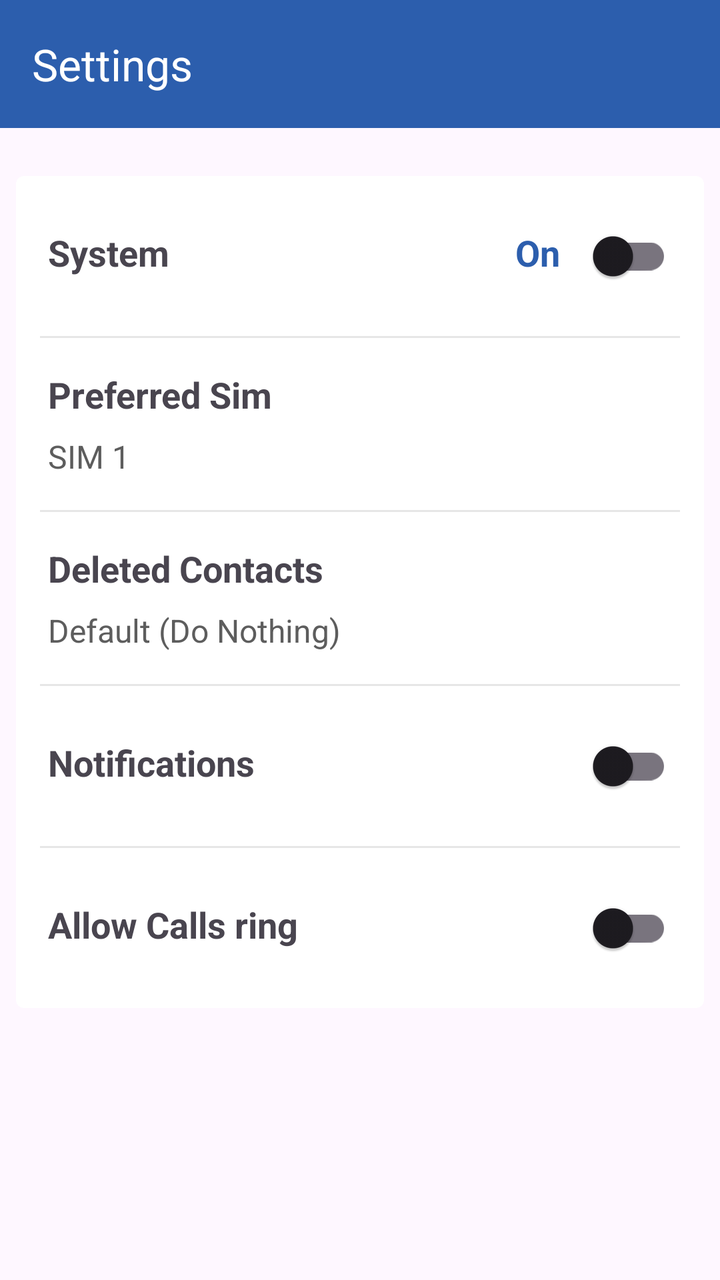
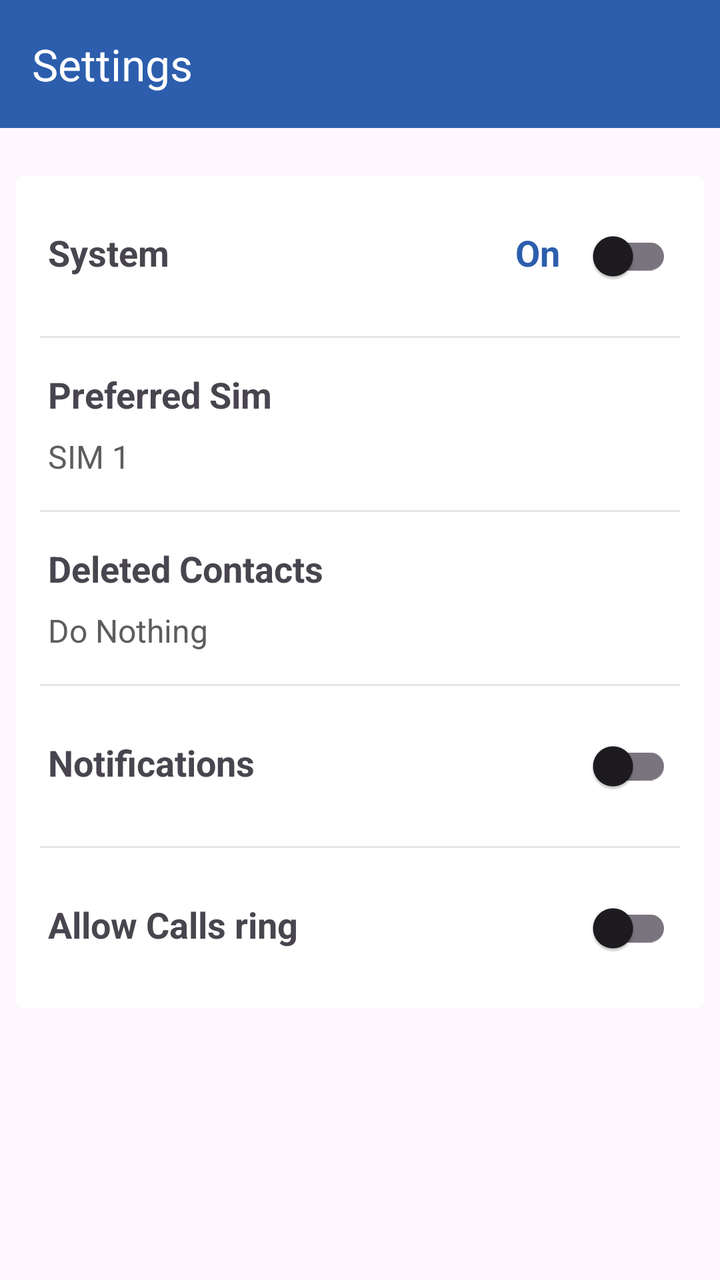

Two renders of the same Android screen: before a commit and after it. Below are the layout's source before the change and the commit's diff.
<!-- AndroidManifest.xml: application theme Theme.CallSwitch -->
<!-- res/layout/fragment_settings.xml -->
<?xml version="1.0" encoding="utf-8"?>
<androidx.coordinatorlayout.widget.CoordinatorLayout xmlns:android="http://schemas.android.com/apk/res/android"
    xmlns:app="http://schemas.android.com/apk/res-auto"
    xmlns:tools="http://schemas.android.com/tools"
    android:id="@+id/main_fragment"
    android:layout_width="match_parent"
    android:layout_height="match_parent"
    tools:context=".SettingsActivity">
    <include layout="@layout/component_settings_app_bar"/>

    <androidx.core.widget.NestedScrollView

        android:layout_width="match_parent"
        app:layout_behavior="@string/appbar_scrolling_view_behavior"
        android:layout_height="match_parent">

        <LinearLayout

            android:layout_width="match_parent"
            android:layout_height="match_parent"
            android:orientation="vertical">

            <LinearLayout
                android:background="@drawable/rounded_rectangle_background_4"
                android:layout_width="match_parent"
                android:layout_height="wrap_content"
                android:orientation="vertical"
                android:layout_marginTop="24dp"
                android:layout_marginHorizontal="8dp">
                <LinearLayout
                    android:layout_marginTop="16dp"
                    android:layout_marginHorizontal="16dp"
                    android:layout_width="match_parent"
                    android:layout_height="wrap_content"
                    android:orientation="horizontal">
                    <TextView
                        android:layout_width="0dp"
                        android:layout_height="wrap_content"
                        android:layout_marginEnd="8dp"
                        android:layout_weight="1"
                        android:text="@string/system"
                        android:textStyle="bold"
                        android:textSize="18sp"/>
                    <TextView
                        android:layout_width="wrap_content"
                        android:layout_height="wrap_content"
                        android:layout_marginEnd="8dp"
                        android:text="@string/on"
                        android:textColor="@color/blue"
                        android:textStyle="bold"
                        android:textSize="18sp"/>
                    <com.google.android.material.switchmaterial.SwitchMaterial
                        android:id="@+id/settings_system_switch"
                        android:layout_width="wrap_content"
                        android:layout_height="wrap_content"/>
                </LinearLayout>
                <View
                    android:layout_marginTop="16dp"
                    android:layout_marginHorizontal="12dp"
                    android:layout_width="match_parent"
                    android:layout_height="1dp"
                    android:background="@color/grey_2"/>
                <LinearLayout
                    android:id="@+id/settings_preferred_sim"
                    android:layout_marginHorizontal="16dp"
                    android:layout_marginTop="16dp"
                    android:layout_width="match_parent"
                    android:layout_height="wrap_content"
                    android:orientation="vertical">
                    <TextView
                        android:layout_width="match_parent"
                        android:layout_height="wrap_content"
                        android:layout_marginEnd="8dp"
                        android:text="@string/preferred_sim"
                        android:textStyle="bold"
                        android:textSize="18sp"/>
                    <TextView
                        android:layout_marginTop="8dp"
                        android:layout_marginEnd="8dp"
                        android:layout_width="wrap_content"
                        android:layout_height="wrap_content"
                        android:text="@string/sim_1"
                        android:textSize="16sp"
                        android:textColor="@color/grey_10"/>

                </LinearLayout>
                <View
                    android:layout_marginTop="16dp"
                    android:layout_marginHorizontal="12dp"
                    android:layout_width="match_parent"
                    android:layout_height="1dp"
                    android:background="@color/grey_2"/>
                <LinearLayout
                    android:id="@+id/settings_deleted_contacts"
                    android:layout_marginHorizontal="16dp"
                    android:layout_marginTop="16dp"
                    android:layout_width="match_parent"
                    android:layout_height="wrap_content"
                    android:orientation="vertical">
                    <TextView
                        android:layout_width="match_parent"
                        android:layout_height="wrap_content"
                        android:text="@string/deleted_contacts"
                        android:textStyle="bold"
                        android:textSize="18sp"/>
                    <TextView
                        android:layout_width="match_parent"
                        android:layout_height="wrap_content"
                        android:layout_marginTop="8dp"
                        android:textSize="16sp"
                        android:textColor="@color/grey_10"
                        android:text="@string/default_do_nothing"/>
                </LinearLayout>
                <View
                    android:layout_marginTop="16dp"
                    android:layout_marginHorizontal="12dp"
                    android:layout_width="match_parent"
                    android:layout_height="1dp"
                    android:background="@color/grey_2"/>
                <LinearLayout
                    android:layout_marginHorizontal="16dp"
                    android:layout_marginTop="16dp"
                    android:layout_width="match_parent"
                    android:layout_height="wrap_content"
                    android:orientation="horizontal">
                    <TextView
                        android:layout_width="0dp"
                        android:layout_height="wrap_content"
                        android:layout_marginEnd="8dp"
                        android:layout_weight="1"
                        android:text="@string/notifications"
                        android:textStyle="bold"
                        android:textSize="18sp"/>
                    <com.google.android.material.switchmaterial.SwitchMaterial
                        android:layout_width="wrap_content"
                        android:layout_height="wrap_content"
                        android:id="@+id/settings_reply_notification_switch"/>
                </LinearLayout>
                <View
                    android:layout_marginTop="16dp"
                    android:layout_marginHorizontal="12dp"
                    android:layout_width="match_parent"
                    android:layout_height="1dp"
                    android:background="@color/grey_2"/>
                <LinearLayout
                    android:layout_marginHorizontal="16dp"
                    android:layout_marginTop="16dp"
                    android:layout_marginBottom="16dp"
                    android:layout_width="match_parent"
                    android:layout_height="wrap_content"
                    android:orientation="horizontal">
                    <TextView
                        android:layout_width="0dp"
                        android:layout_height="wrap_content"
                        android:layout_weight="1"
                        android:layout_marginEnd="8dp"
                        android:text="@string/allow_calls_ring"
                        android:textStyle="bold"
                        android:textSize="18sp"/>
                    <com.google.android.material.switchmaterial.SwitchMaterial
                        android:layout_width="wrap_content"
                        android:layout_height="wrap_content"
                        android:id="@+id/settings_let_call_ring_switch"/>
                </LinearLayout>
            </LinearLayout>


        </LinearLayout>

    </androidx.core.widget.NestedScrollView>


</androidx.coordinatorlayout.widget.CoordinatorLayout>
<!-- res/layout/component_settings_app_bar.xml (included above) -->
<?xml version="1.0" encoding="utf-8"?>
<com.google.android.material.appbar.AppBarLayout xmlns:android="http://schemas.android.com/apk/res/android"
    xmlns:app="http://schemas.android.com/apk/res-auto"
    android:id="@+id/toolbar_main"
    android:layout_width="match_parent"
    android:layout_height="wrap_content"
    android:fitsSystemWindows="true"
    app:liftOnScrollColor="@color/blue"
    app:liftOnScroll="true">

    <com.google.android.material.appbar.MaterialToolbar
        android:id="@+id/edit_reply_toolbar"
        android:layout_width="match_parent"
        android:layout_height="wrap_content"
        android:minHeight="?attr/actionBarSize"

        app:title="@string/settings"/>
</com.google.android.material.appbar.AppBarLayout>
<!-- resources referenced by this layout -->
<resources>
  <color name="blue">#2C5EAD</color>
  <color name="grey_10">#5d5d5d</color>
  <color name="grey_2">#e6e6e6</color>
  <!-- drawable rounded_rectangle_background_4 (drawable) -->
  <?xml version="1.0" encoding="utf-8"?>
  <shape xmlns:android="http://schemas.android.com/apk/res/android"
      android:shape="rectangle">
      <corners android:radius="4dp"/>
      <solid android:color="@color/white"/>
  </shape>
  <string name="allow_calls_ring">Allow Calls ring</string>
  <string name="default_do_nothing">Default (Do Nothing)</string>
  <string name="deleted_contacts">Deleted Contacts</string>
  <string name="notifications">Notifications</string>
  <string name="on">On</string>
  <string name="preferred_sim">Preferred Sim</string>
  <string name="settings">Settings</string>
  <string name="sim_1">SIM 1</string>
  <string name="system">System</string>
  <style name="Theme.CallSwitch" parent="Base.Theme.CallSwitch" />
  <color name="white">#FFFFFFFF</color>
  <style name="Base.Theme.CallSwitch" parent="Theme.Material3.DayNight.NoActionBar">
          
          
          <item name="colorSurface">@color/blue</item>
          <item name="toolbarStyle">@style/Widget.App.Toolbar</item>
          <item name="bottomNavigationStyle">@style/Widget.App.BottomNavigationView</item>
      </style>
  <style name="Widget.App.Toolbar" parent="Widget.Material3.Toolbar">
          <item name="materialThemeOverlay">@style/ThemeOverlay.App.Toolbar</item>
      </style>
  <style name="Widget.App.BottomNavigationView" parent="Widget.Material3.BottomNavigationView">
          <item name="materialThemeOverlay">@style/ThemeOverlay.App.BottomNavigationView</item>
      </style>
  <style name="ThemeOverlay.App.Toolbar" parent="">
          <item name="colorSurface">@color/blue</item>
          <item name="colorOnSurface">@color/blue</item>
          <item name="colorSurfaceContainer">@color/blue</item>
          <item name="colorOnSurfaceVariant">@color/white</item>
          <item name="titleTextColor">@color/white</item>
          <item name="iconTint">@color/white</item>
          <item name="textAppearanceTitleLarge">@style/TextAppearance.App.TitleLarge</item>
          <item name="textAppearanceTitleMedium">@style/TextAppearance.App.TitleMedium</item>
      </style>
  <style name="ThemeOverlay.App.BottomNavigationView" parent="">
          
          <item name="colorOnSurfaceVariant">@color/white</item>
          
          <item name="colorSurfaceContainer">@color/blue</item>
          
          <item name="colorSecondary">@color/blue</item>
          
          <item name="colorSecondaryContainer">@color/white</item>
          
          <item name="colorOnSecondaryContainer">@color/blue</item>
      </style>
  <style name="TextAppearance.App.TitleLarge" parent="TextAppearance.Material3.TitleLarge">
          
          
      </style>
  <style name="TextAppearance.App.TitleMedium" parent="TextAppearance.Material3.TitleMedium">
          
          
      </style>
</resources>

<!-- the commit's change to res/layout/fragment_settings.xml (unified diff, before → after) -->
@@ -75,6 +75,7 @@
                         android:textStyle="bold"
                         android:textSize="18sp"/>
                     <TextView
+                        android:id="@+id/settings_preferred_sim_text"
                         android:layout_marginTop="8dp"
                         android:layout_marginEnd="8dp"
                         android:layout_width="wrap_content"
@@ -104,12 +105,13 @@
                         android:textStyle="bold"
                         android:textSize="18sp"/>
                     <TextView
+                        android:id="@+id/settings_deleted_contacts_text"
                         android:layout_width="match_parent"
                         android:layout_height="wrap_content"
                         android:layout_marginTop="8dp"
                         android:textSize="16sp"
                         android:textColor="@color/grey_10"
-                        android:text="@string/default_do_nothing"/>
+                        android:text="@string/do_nothing"/>
                 </LinearLayout>
                 <View
                     android:layout_marginTop="16dp"
<!-- resource entries referenced after the edit -->
@@ -11,8 +11,8 @@
       <solid android:color="@color/white"/>
   </shape>
   <string name="allow_calls_ring">Allow Calls ring</string>
-  <string name="default_do_nothing">Default (Do Nothing)</string>
   <string name="deleted_contacts">Deleted Contacts</string>
+  <string name="do_nothing">Do Nothing</string>
   <string name="notifications">Notifications</string>
   <string name="on">On</string>
   <string name="preferred_sim">Preferred Sim</string>
